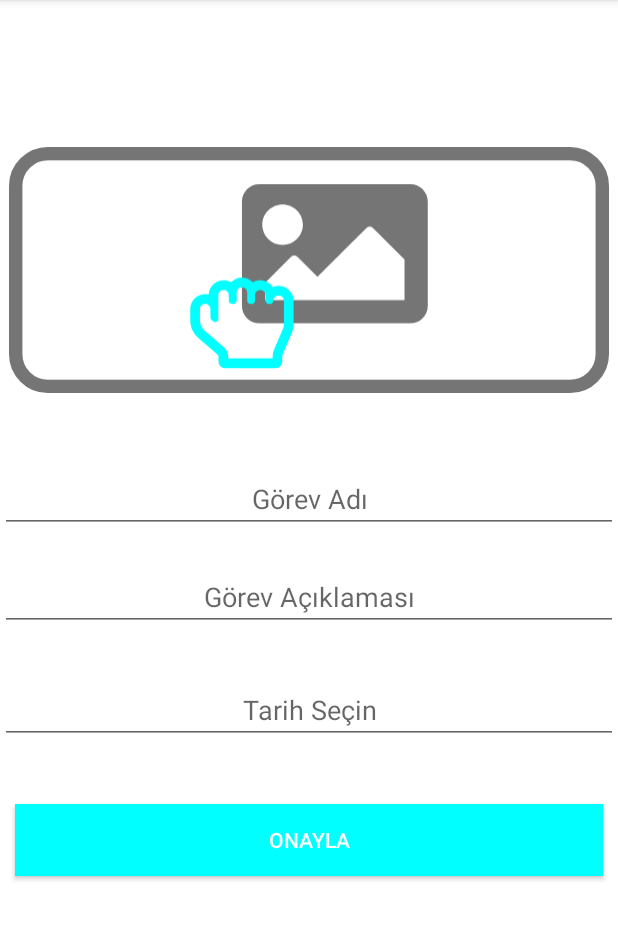
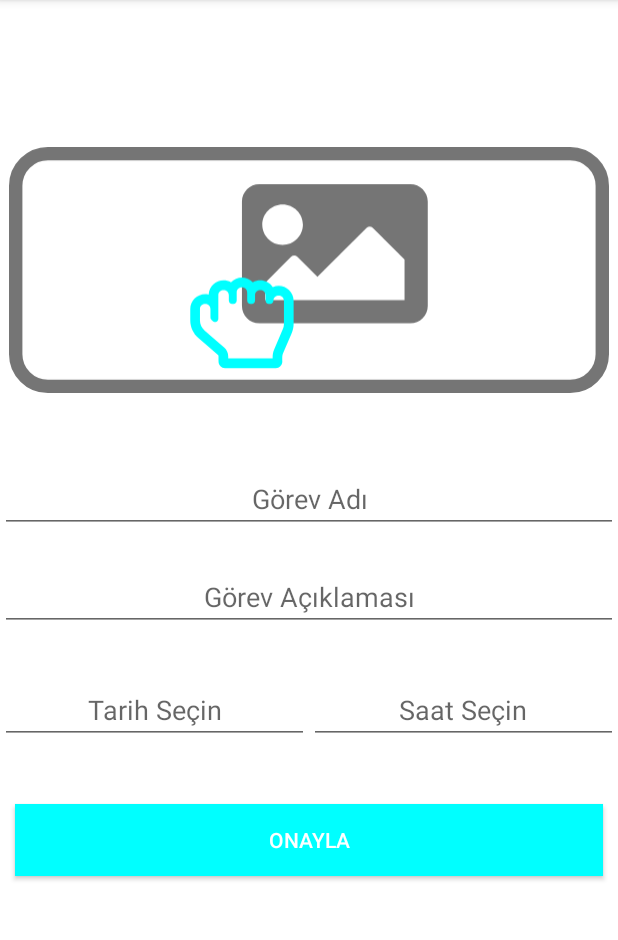
Before and after one commit to edoo37/Yapacaklarim, an Android app: the AddTaskFragment screen opened through its navigation route, on a phone screen of 412 x 824 dp, the part 84-1024 px from its top. Run offline under Robolectric (Android 15) with nearby library versions, the phone set to English and light mode, and no system bars; libraries missing offline, so code that uses them is left out: com.orhanobut.hawk; 3 statements that could not run were skipped.

Commit message:
Time Picker Fragment Added

```diff
--- a/app/src/main/java/com/yasinsenel/yapacaklarm/model/TodoData.kt
+++ b/app/src/main/java/com/yasinsenel/yapacaklarm/model/TodoData.kt
@@ -4,5 +4,6 @@ import java.util.*
 
 data class TodoData(
     var todoName : String? = null,
-    var todoDate : String? = null
+    var todoDate : String? = null,
+    var todoTime : String? = null
 )
--- a/app/src/main/res/layout/fragment_add_task.xml
+++ b/app/src/main/res/layout/fragment_add_task.xml
@@ -45,15 +45,27 @@
 
     <EditText
         android:id="@+id/edt_date"
-        android:layout_width="match_parent"
+        android:layout_width="0dp"
         android:layout_height="wrap_content"
         android:ems="10"
         android:layout_marginTop="30dp"
         android:inputType="textPersonName"
         android:hint="Tarih Seçin"
         android:gravity="center"
+        app:layout_constraintEnd_toStartOf="@id/edt_time"
+        app:layout_constraintStart_toStartOf="parent"
+        app:layout_constraintTop_toBottomOf="@+id/edt_task_desc" />
+    <EditText
+        android:id="@+id/edt_time"
+        android:layout_width="0dp"
+        android:layout_height="wrap_content"
+        android:ems="10"
+        android:layout_marginTop="30dp"
+        android:inputType="textPersonName"
+        android:hint="Saat Seçin"
+        android:gravity="center"
         app:layout_constraintEnd_toEndOf="parent"
-        app:layout_constraintStart_toStartOf="parent"
+        app:layout_constraintStart_toEndOf="@id/edt_date"
         app:layout_constraintTop_toBottomOf="@+id/edt_task_desc" />
 
     <androidx.appcompat.widget.AppCompatButton
```
Also changed, not shown: app/src/main/java/com/yasinsenel/yapacaklarm/view/fragment/AddTaskFragment.kt (+21 -1 lines), app/src/main/java/com/yasinsenel/yapacaklarm/view/fragment/TimePickerFragment.kt (added, +40 -0 lines), app/src/main/res/layout/fragment_time_picker.xml (added, +16 -0 lines).
